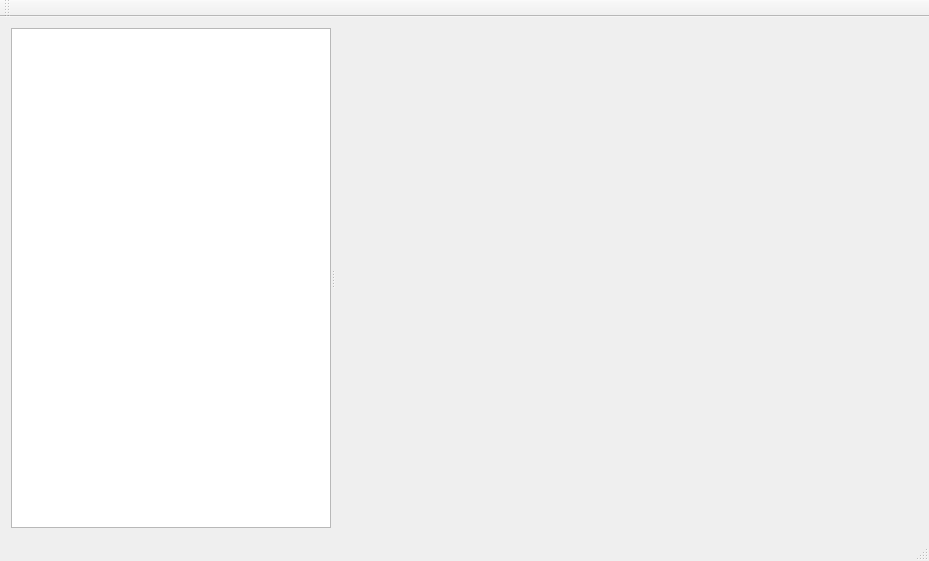
Old version of the form scone/sconestudio/SconeStudio.ui in the repository opensim-org/SCONE.
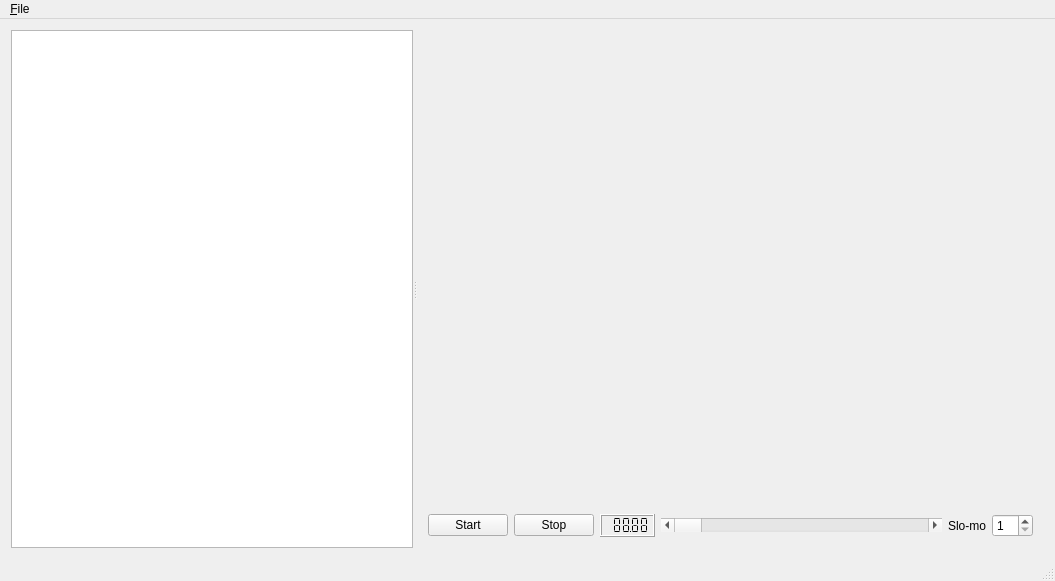
New version of the form. Custom widgets are drawn as their Qt base class.

What changed in the file:
```diff
--- a/scone/sconestudio/SconeStudio.ui
+++ b/scone/sconestudio/SconeStudio.ui
@@ -6,8 +6,8 @@
    <rect>
     <x>0</x>
     <y>0</y>
-    <width>929</width>
-    <height>561</height>
+    <width>1055</width>
+    <height>581</height>
    </rect>
   </property>
   <property name="windowTitle">
@@ -29,18 +29,112 @@
        </property>
        <property name="maximumSize">
         <size>
-         <width>320</width>
+         <width>480</width>
          <height>16777215</height>
         </size>
        </property>
       </widget>
-      <widget class="QOsgViewer" name="osgViewer" native="true">
-       <property name="sizePolicy">
-        <sizepolicy hsizetype="Expanding" vsizetype="Expanding">
-         <horstretch>0</horstretch>
-         <verstretch>0</verstretch>
-        </sizepolicy>
-       </property>
+      <widget class="QWidget" name="verticalLayoutWidget">
+       <layout class="QVBoxLayout" name="verticalLayout_2">
+        <item>
+         <widget class="QOsgViewer" name="osgViewer" native="true">
+          <property name="sizePolicy">
+           <sizepolicy hsizetype="Expanding" vsizetype="Expanding">
+            <horstretch>0</horstretch>
+            <verstretch>0</verstretch>
+           </sizepolicy>
+          </property>
+         </widget>
+        </item>
+        <item>
+         <layout class="QHBoxLayout" name="horizontalLayout">
+          <item>
+           <widget class="QPushButton" name="startButton">
+            <property name="text">
+             <string>Start</string>
+            </property>
+            <property name="iconSize">
+             <size>
+              <width>24</width>
+              <height>24</height>
+             </size>
+            </property>
+            <property name="flat">
+             <bool>false</bool>
+            </property>
+           </widget>
+          </item>
+          <item>
+           <widget class="QPushButton" name="stopButton">
+            <property name="text">
+             <string>Stop</string>
+            </property>
+            <property name="iconSize">
+             <size>
+              <width>24</width>
+              <height>24</height>
+             </size>
+            </property>
+           </widget>
+          </item>
+          <item>
+           <widget class="QLCDNumber" name="lcdNumber">
+            <property name="smallDecimalPoint">
+             <bool>true</bool>
+            </property>
+            <property name="digitCount">
+             <number>5</number>
+            </property>
+            <property name="segmentStyle">
+             <enum>QLCDNumber::Flat</enum>
+            </property>
+            <property name="value" stdset="0">
+             <double>88.879999999999995</double>
+            </property>
+           </widget>
+          </item>
+          <item>
+           <widget class="QScrollBar" name="horizontalScrollBar">
+            <property name="sizePolicy">
+             <sizepolicy hsizetype="Expanding" vsizetype="Fixed">
+              <horstretch>0</horstretch>
+              <verstretch>0</verstretch>
+             </sizepolicy>
+            </property>
+            <property name="orientation">
+             <enum>Qt::Horizontal</enum>
+            </property>
+           </widget>
+          </item>
+          <item>
+           <widget class="QLabel" name="label">
+            <property name="text">
+             <string>Slo-mo</string>
+            </property>
+           </widget>
+          </item>
+          <item>
+           <widget class="QSpinBox" name="spinBox">
+            <property name="buttonSymbols">
+             <enum>QAbstractSpinBox::UpDownArrows</enum>
+            </property>
+            <property name="minimum">
+             <number>1</number>
+            </property>
+            <property name="maximum">
+             <number>10</number>
+            </property>
+            <property name="singleStep">
+             <number>1</number>
+            </property>
+            <property name="value">
+             <number>1</number>
+            </property>
+           </widget>
+          </item>
+         </layout>
+        </item>
+       </layout>
       </widget>
      </widget>
     </item>
@@ -51,18 +145,17 @@
     <rect>
      <x>0</x>
      <y>0</y>
-     <width>929</width>
+     <width>1055</width>
      <height>21</height>
     </rect>
    </property>
-  </widget>
-  <widget class="QToolBar" name="mainToolBar">
-   <attribute name="toolBarArea">
-    <enum>TopToolBarArea</enum>
-   </attribute>
-   <attribute name="toolBarBreak">
-    <bool>false</bool>
-   </attribute>
+   <widget class="QMenu" name="menu_File">
+    <property name="title">
+     <string>&amp;File</string>
+    </property>
+    <addaction name="actionE_xit"/>
+   </widget>
+   <addaction name="menu_File"/>
   </widget>
   <widget class="QStatusBar" name="statusBar"/>
  </widget>
```
Left out of the diff: 5 changed lines with no effect on the pictures.
